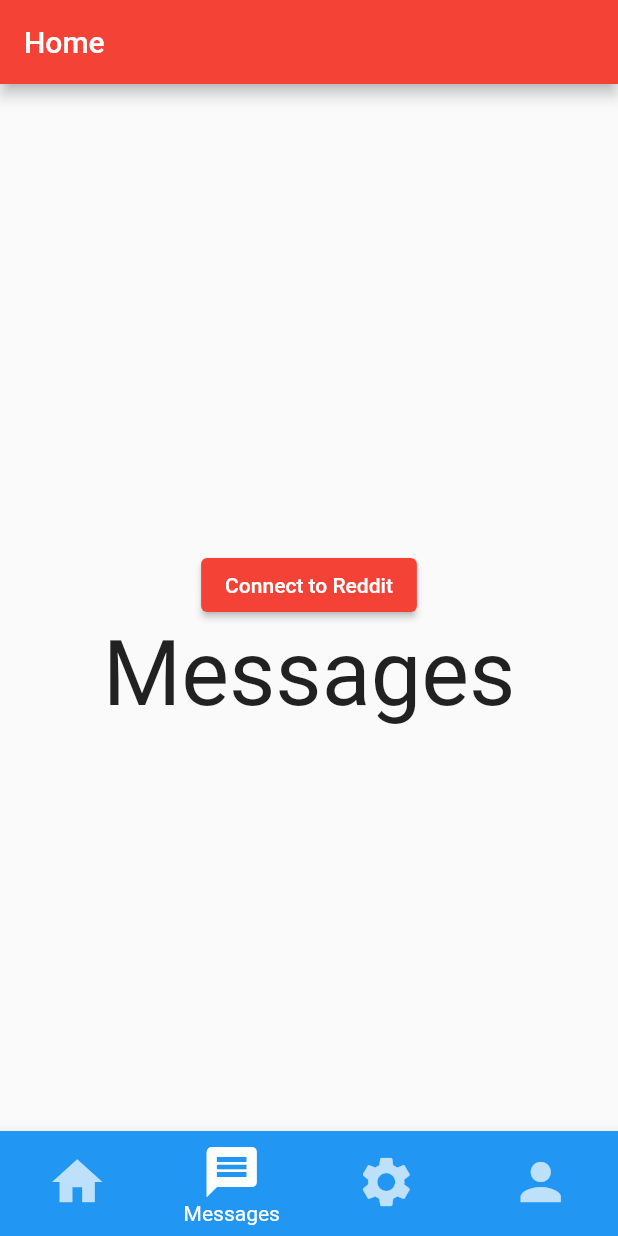
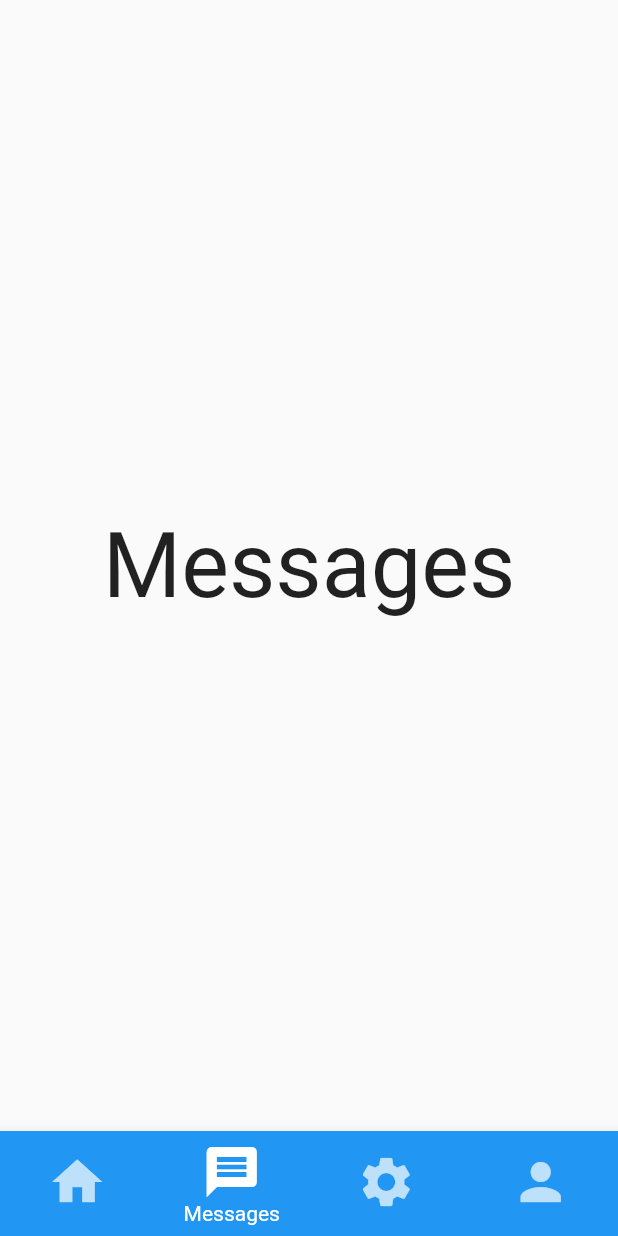
Before and after one commit to The-Law-1/Redditech, a Flutter app: the screen it shows after launch, item 2 of the bottom bar chosen, on a phone screen of 412 x 824 dp. Run offline on Flutter 3.47's test engine with Material 2 defaults, Android fonts, the phone set to English and light mode, and no system bars; missing offline and left inert: draw, flutter_web_auth.

Commit message:
Added separate file for reddit info (needs parent class or mixin)

```diff
--- a/lib/main.dart
+++ b/lib/main.dart
@@ -1,9 +1,8 @@
 import 'package:flutter/material.dart';
-import 'dart:async';
-import 'package:draw/draw.dart';
-import 'package:flutter_web_auth/flutter_web_auth.dart';
 import 'package:redditech/pages/home_page.dart';
 import 'package:redditech/pages/profile_page.dart';
+
+//https://www.youtube.com/watch?v=xoKqQjSDZ60&ab_channel=JohannesMilke
 
 void main() {
   runApp(const MyApp());
@@ -35,70 +34,24 @@ class MyHomePage extends StatefulWidget {
 }
 
 class _MyHomePageState extends State<MyHomePage> {
+  int currentIndex = 0;
   String queryResult = "";
-  int currentIndex = 0;
 
   final screens = [
-    HomePage(),
+    const HomePage(),
     Center(child: Text('Messages', style: TextStyle(fontSize: 60))),
     Center(child: Text('Settings', style: TextStyle(fontSize: 60))),
-    ProfilePage(),
+    const ProfilePage(),
   ];
-
-  var red = Reddit.createInstalledFlowInstance(
-    clientId: "MMGIkAwcebtbAJ4IOEGV4A",
-    userAgent: "Appdev",
-    redirectUri: Uri.parse("tol://localhost"),
-  );
-
-  void _connectToReddit() async {
-    final authUrl = red.auth.url(["*"], "Appdev", compactLogin: true);
-    final result = await FlutterWebAuth.authenticate(
-        url: authUrl.toString(), callbackUrlScheme: "tol");
-
-    String? code = Uri.parse(result).queryParameters['code']; // pourquoi 'code'
-
-    await red.auth.authorize(code.toString());
-
-    Redditor? me = await red.user.me();
-
-    setState(() {
-      if (me != null) {
-        print(me);
-        queryResult = me.displayName;
-      }
-      // remplacer counter par une string et afficher ce dernier
-    });
-  }
 
   @override
   Widget build(BuildContext context) {
     // This method is rerun every time setState is called, for instance as done
     // by the _incrementCounter method above.
     return Scaffold(
-        appBar: AppBar(
-          // Here we take the value from the MyHomePage object that was created by
-          // the App.build method, and use it to set our appbar title.
-          title: Text(widget.title),
-        ),
-        body: Center(
-          // Center is a layout widget. It takes a single child and positions it
-          child: Column(
-            mainAxisAlignment: MainAxisAlignment.center,
-            children: <Widget>[
-              Text(
-                queryResult,
-                style: Theme.of(context).textTheme.headline4,
-              ),
-              ElevatedButton(
-                onPressed: () {
-                  _connectToReddit();
-                },
-                child: const Text('Connect to Reddit'),
-              ),
-              screens[currentIndex],
-            ],
-          ),
+        body: IndexedStack(
+          index: currentIndex,
+          children: screens,
         ),
         bottomNavigationBar: BottomNavigationBar(
             type: BottomNavigationBarType.fixed,
--- a/lib/pages/profile_page.dart
+++ b/lib/pages/profile_page.dart
@@ -7,9 +7,7 @@ class ProfilePage extends StatelessWidget {
   Widget build(BuildContext context) {
     return Scaffold(
       appBar: AppBar(
-        // Here we take the value from the MyHomePage object that was created by
-        // the App.build method, and use it to set our appbar title.
-        title: const Text("Profile"),
+        title: const Text('Profile'),
       ),
       body: const Center(
         child: Text('Profile', style: TextStyle(fontSize: 60)),
```
Also changed, not shown: lib/pages/home_page.dart (+10 -3 lines), lib/reddit_draw.dart (added, +29 -0 lines), 2 other files.
